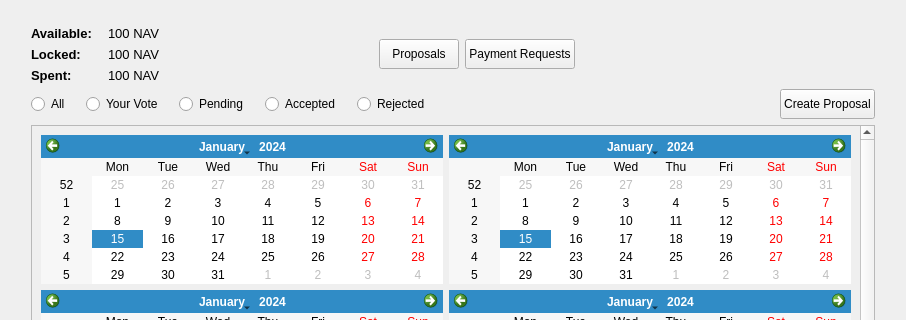
navcoin/navcoin-core, file src/qt/communityfundpage.ui: the form before one commit; both pictures show x 0 to 906 and y 0 to 320 of the 906 by 690 pixel window.
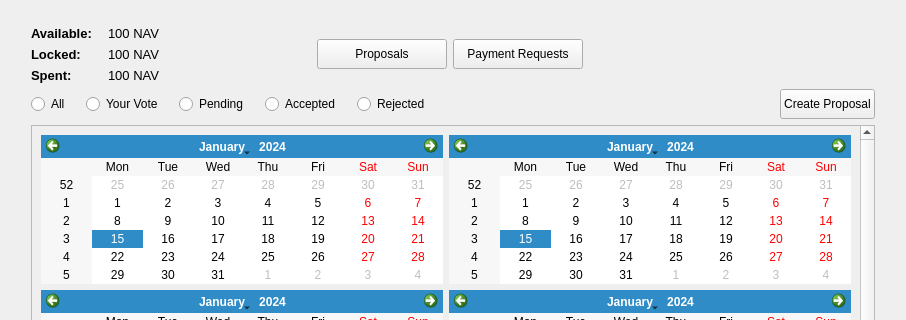
The form after the commit.

Commit message: Proposals and Payment request buttons centered on resizing

The edit to the form file:
```diff
--- a/src/qt/communityfundpage.ui
+++ b/src/qt/communityfundpage.ui
@@ -195,9 +195,12 @@
            <property name="orientation">
             <enum>Qt::Horizontal</enum>
            </property>
+           <property name="sizeType">
+            <enum>QSizePolicy::Expanding</enum>
+           </property>
            <property name="sizeHint" stdset="0">
             <size>
-             <width>40</width>
+             <width>90</width>
              <height>20</height>
             </size>
            </property>
@@ -205,6 +208,12 @@
          </item>
          <item>
           <widget class="QPushButton" name="pushButtonProposals">
+           <property name="minimumSize">
+            <size>
+             <width>130</width>
+             <height>0</height>
+            </size>
+           </property>
            <property name="maximumSize">
             <size>
              <width>140</width>
@@ -220,10 +229,25 @@
              <height>16</height>
             </size>
            </property>
+           <property name="autoDefault">
+            <bool>false</bool>
+           </property>
+           <property name="default">
+            <bool>false</bool>
+           </property>
+           <property name="flat">
+            <bool>false</bool>
+           </property>
           </widget>
          </item>
          <item>
           <widget class="QPushButton" name="pushButtonPaymentRequests">
+           <property name="minimumSize">
+            <size>
+             <width>130</width>
+             <height>0</height>
+            </size>
+           </property>
            <property name="maximumSize">
             <size>
              <width>140</width>
@@ -241,11 +265,27 @@
             <enum>Qt::Horizontal</enum>
            </property>
            <property name="sizeType">
-            <enum>QSizePolicy::Minimum</enum>
+            <enum>QSizePolicy::Expanding</enum>
            </property>
            <property name="sizeHint" stdset="0">
             <size>
-             <width>300</width>
+             <width>90</width>
+             <height>20</height>
+            </size>
+           </property>
+          </spacer>
+         </item>
+         <item>
+          <spacer name="horizontalSpacer_11">
+           <property name="orientation">
+            <enum>Qt::Horizontal</enum>
+           </property>
+           <property name="sizeType">
+            <enum>QSizePolicy::Fixed</enum>
+           </property>
+           <property name="sizeHint" stdset="0">
+            <size>
+             <width>140</width>
              <height>20</height>
             </size>
            </property>
```
